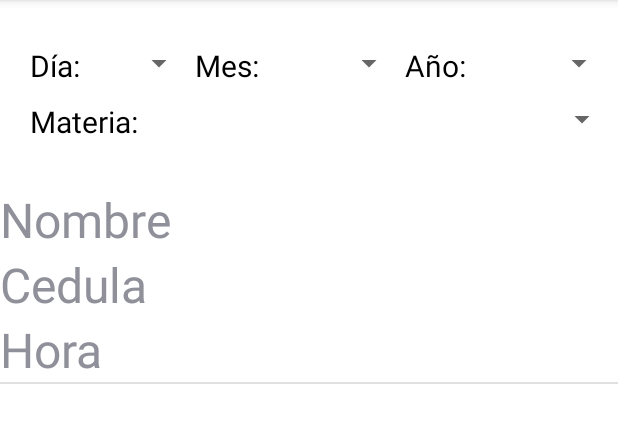
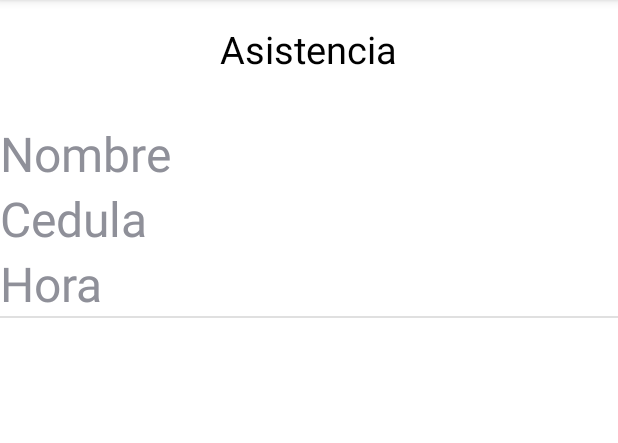
Before and after one commit to NighTraits/PF_DBosquez_KQui_YYuen_JZimmermann, an Android app: the ListadoAsistenciaActivity screen opened directly, with no data from a screen before it, on a phone screen of 412 x 824 dp, the part 84-527 px from its top. Run offline under Robolectric (Android 15) with nearby library versions, the phone set to English and light mode, and no system bars; 4 statements that could not run were skipped.

Commit message:
added xml...

```diff
--- a/app/src/main/AndroidManifest.xml
+++ b/app/src/main/AndroidManifest.xml
@@ -43,6 +43,11 @@
             android:exported="true">
         </activity>
 
+        <activity
+            android:name=".MenuActivity"
+            android:exported="true">
+        </activity>
+
     </application>
 
 </manifest>
--- a/app/src/main/java/com/example/pf_dbosquez_kqui_jzimmermann/AsistenciaActivity.java
+++ b/app/src/main/java/com/example/pf_dbosquez_kqui_jzimmermann/AsistenciaActivity.java
@@ -25,7 +25,7 @@ public class AsistenciaActivity extends AppCompatActivity {
     @Override
     protected void onCreate(Bundle savedInstanceState) {
         super.onCreate(savedInstanceState);
-        setContentView(R.layout.activity_attendance);
+        setContentView(R.layout.activity_nfc);
 
         nfcAdapter = NfcAdapter.getDefaultAdapter(this);
         if (nfcAdapter == null){
--- a/app/src/main/java/com/example/pf_dbosquez_kqui_jzimmermann/LoginActivity.java
+++ b/app/src/main/java/com/example/pf_dbosquez_kqui_jzimmermann/LoginActivity.java
@@ -59,7 +59,7 @@ public class LoginActivity extends AppCompatActivity {
                         new Handler().postDelayed(new Runnable() {
                             @Override
                             public void run() {
-                                Toast.makeText(LoginActivity.this, "data: " + loginResponse.getEmail(), Toast.LENGTH_SHORT).show();
+                                Toast.makeText(LoginActivity.this, "data: " + loginResponse, Toast.LENGTH_SHORT).show();
                                 //startActivity(new Intent(SignInActivity.this,AsistenciaActivity.class).putExtra("data",loginResponse.getUsername()));
                             }
                         }, 700);
--- a/app/src/main/res/layout/activity_attendance_list.xml
+++ b/app/src/main/res/layout/activity_attendance_list.xml
@@ -7,80 +7,20 @@
     tools:context=".ListadoAsistenciaActivity">
 
     <TextView
-        android:id="@+id/txtDay"
-        android:layout_width="40dp"
+        android:id="@+id/lblTitle"
+        android:layout_width="wrap_content"
         android:layout_height="wrap_content"
-        android:layout_marginTop="30dp"
-        android:layout_marginLeft="20dp"
-        android:text="Día: "
-        android:textColor="@color/black"
-        android:textSize="20dp" />
-
-    <Spinner
-        android:id="@+id/spnDay"
-        android:layout_width="70dp"
-        android:layout_height="wrap_content"
-        android:layout_marginTop="30dp"
-        android:layout_toRightOf="@+id/txtDay" />
-
-    <TextView
-        android:id="@+id/txtMonth"
-        android:layout_width="50dp"
-        android:layout_height="wrap_content"
-        android:layout_marginTop="30dp"
-        android:layout_toRightOf="@+id/spnDay"
-        android:text="Mes: "
-        android:textColor="@color/black"
-        android:textSize="20dp" />
-
-    <Spinner
-        android:id="@+id/spnMonth"
-        android:layout_width="90dp"
-        android:layout_height="wrap_content"
-        android:layout_marginTop="30dp"
-        android:layout_toRightOf="@+id/txtMonth" />
-
-    <TextView
-        android:id="@+id/txtYear"
-        android:layout_width="50dp"
-        android:layout_height="wrap_content"
-        android:layout_marginTop="30dp"
-        android:layout_toRightOf="@+id/spnMonth"
-        android:text="Año: "
-        android:textColor="@color/black"
-        android:textSize="20dp" />
-
-    <Spinner
-        android:id="@+id/spnYear"
-        android:layout_width="90dp"
-        android:layout_height="wrap_content"
-        android:layout_marginTop="30dp"
-        android:layout_toRightOf="@+id/txtYear" />
-
-    <TextView
-        android:id="@+id/txtCourse"
-        android:layout_width="80dp"
-        android:layout_height="wrap_content"
-        android:layout_below="@id/txtDay"
-        android:layout_marginTop="10dp"
-        android:layout_marginLeft="20dp"
-        android:text="Materia: "
-        android:textColor="@color/black"
-        android:textSize="20dp" />
-
-    <Spinner
-        android:id="@+id/spnCourse"
-        android:layout_width="match_parent"
-        android:layout_height="wrap_content"
-        android:layout_below="@+id/txtDay"
-        android:layout_marginTop="10dp"
-        android:layout_toRightOf="@+id/txtCourse" />
+        android:layout_centerHorizontal="true"
+        android:layout_margin="15dp"
+        android:text="Asistencia"
+        android:textSize="25dp"
+        android:textColor="@color/black"/>
 
     <ListView
         android:id="@+id/lstAsistencia"
         android:layout_width="match_parent"
         android:layout_height="match_parent"
-        android:layout_below="@+id/txtCourse"
-        android:layout_marginTop="30dp" />
+        android:layout_below="@+id/lblTitle"
+        android:layout_marginTop="15dp" />
 
 </RelativeLayout>
--- a/app/src/main/res/layout/activity_attendance.xml
+++ b/app/src/main/res/layout/activity_nfc.xml
@@ -4,7 +4,7 @@
     xmlns:tools="http://schemas.android.com/tools"
     android:layout_width="match_parent"
     android:layout_height="match_parent"
-    tools:context=".AsistenciaActivity"
+    tools:context=".MenuActivity"
     android:background="@color/light_skin">
 
     <TextView
--- a/app/src/main/res/layout/activity_signin.xml
+++ b/app/src/main/res/layout/activity_signin.xml
@@ -1,7 +1,9 @@
 <?xml version="1.0" encoding="utf-8"?>
 <RelativeLayout xmlns:android="http://schemas.android.com/apk/res/android"
+    xmlns:tools="http://schemas.android.com/tools"
     android:layout_width="match_parent"
-    android:layout_height="match_parent">
+    android:layout_height="match_parent"
+    tools:context=".SignInActivity">
 
     <TextView
         android:id="@+id/lblTitle"
@@ -33,7 +35,7 @@
         android:layout_height="wrap_content"
         android:layout_marginTop="150dp"
         android:layout_marginRight="15dp"
-        android:layout_toRightOf="@+id/lblName"/>
+        android:layout_toRightOf="@+id/lblName" />
 
     <TextView
         android:id="@+id/lblLastName"
```
Also changed, not shown: app/src/main/java/com/example/pf_dbosquez_kqui_jzimmermann/Adapters/User.java (deleted, +0 -48 lines), app/src/main/java/com/example/pf_dbosquez_kqui_jzimmermann/MenuActivity.java (added, +61 -0 lines), app/src/main/java/com/example/pf_dbosquez_kqui_jzimmermann/Services/ApiInterface.java (+10 -8 lines), app/src/main/java/com/example/pf_dbosquez_kqui_jzimmermann/Services/Response/LoginResponse.java (+0 -49 lines), app/src/main/java/com/example/pf_dbosquez_kqui_jzimmermann/SignInActivity.java (+7 -6 lines), app/src/main/res/layout/activity_menu_admin.xml (renamed from app/src/main/res/layout/activity_main.xml, +8 -18 lines), app/src/main/res/layout/activity_menu_estudent.xml (added, +44 -0 lines), app/src/main/res/layout/activity_menu_profesor.xml (added, +69 -0 lines).
